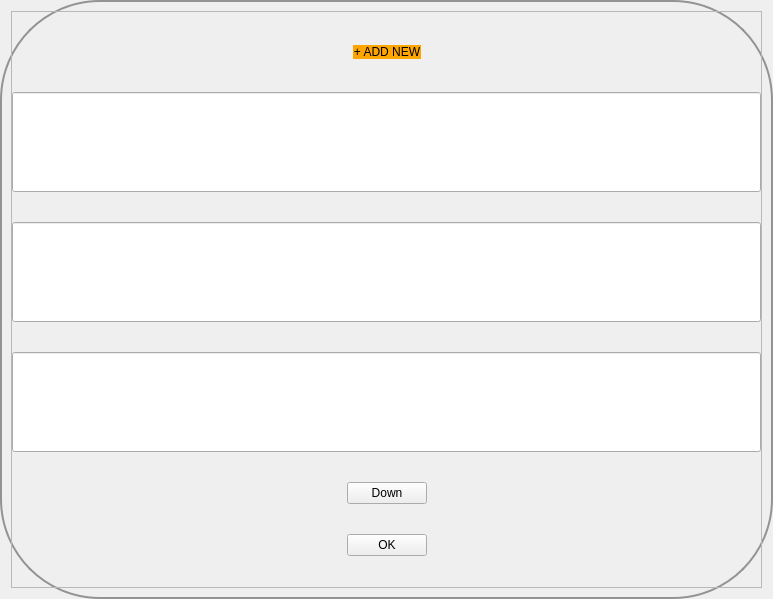
First picture: the form in Console/consoleApp/Frontend/Widgets/selectDialog.ui, repository laszlo-avotra-tips/consoleApp, before the edit.
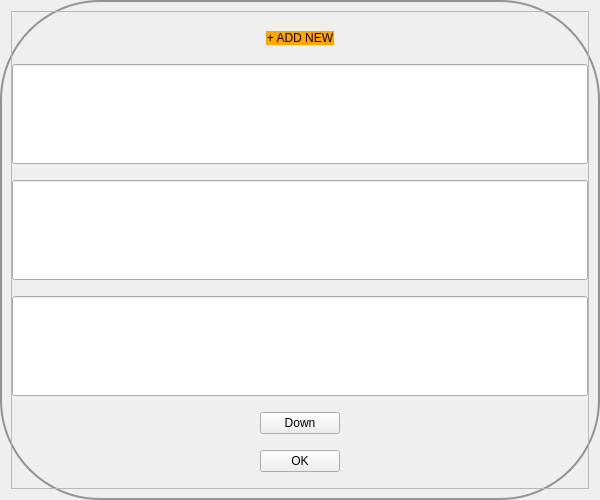
Second picture: the form after the edit. Custom widgets are drawn as their Qt base class.

The edit to the form file:
```diff
--- a/Console/consoleApp/Frontend/Widgets/selectDialog.ui
+++ b/Console/consoleApp/Frontend/Widgets/selectDialog.ui
@@ -6,8 +6,8 @@
    <rect>
     <x>0</x>
     <y>0</y>
-    <width>773</width>
-    <height>599</height>
+    <width>600</width>
+    <height>500</height>
    </rect>
   </property>
   <property name="windowTitle">
```
